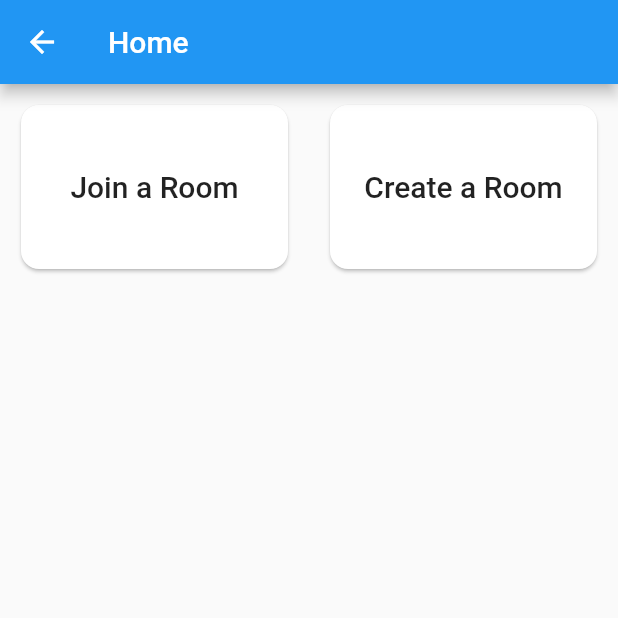
After one commit to dhruv1294/Draw-Royale-App, a Flutter app: the HomePage screen opened by its route, on a phone screen of 412 x 824 dp, the top half of it. The commit adds this screen. Run offline on Flutter 3.47's test engine with Material 2 defaults, Android fonts, the light colour scheme and no system bars.

Commit message:
add basic layout for HomePage

```diff
--- a/lib/main.dart
+++ b/lib/main.dart
@@ -1,6 +1,6 @@
-import 'package:draw_royale/pages/home.dart';
+import 'package:draw_royale/pages/home_page.dart';
 import 'package:draw_royale/pages/play_page.dart';
-import 'package:draw_royale/pages/splash.dart';
+import 'package:draw_royale/pages/splash_page.dart';
 import 'package:flutter/material.dart';
 
 void main() => runApp(
@@ -8,7 +8,7 @@ void main() => runApp(
         initialRoute: '/',
         routes: {
           '/': (context) => const SplashPage(),
-          '/home': (context) => const Home(),
+          '/home': (context) => const HomePage(),
           '/play': (context) => const PlayPage(),
         },
       ),
--- a/lib/pages/home.dart
+++ /dev/null
@@ -1,17 +0,0 @@
-import 'package:flutter/material.dart';
-
-class Home extends StatefulWidget {
-  const Home({ Key? key }) : super(key: key);
-
-  @override
-  _HomeState createState() => _HomeState();
-}
-
-class _HomeState extends State<Home> {
-  @override
-  Widget build(BuildContext context) {
-    return Container(
-
-    );
-  }
-}
--- /dev/null
+++ b/lib/pages/home_page.dart
@@ -0,0 +1,33 @@
+import 'package:flutter/material.dart';
+
+class HomePage extends StatelessWidget {
+  const HomePage({Key? key}) : super(key: key);
+
+  @override
+  Widget build(BuildContext context) => Scaffold(
+        appBar: AppBar(title: const Text("Home")),
+        body: buildHomeMenu(context),
+      );
+
+  Widget buildHomeMenu(BuildContext context) => GridView.count(
+        crossAxisCount: 2,
+        childAspectRatio: 1.5,
+        children: [
+          for (final menuItem in ["Join a Room", "Create a Room"])
+            Padding(
+              padding: const EdgeInsets.all(10),
+              child: buildMenuItem(context, menuItem),
+            )
+        ],
+      );
+
+  Widget buildMenuItem(BuildContext context, String menuItem) => Card(
+        shape: RoundedRectangleBorder(borderRadius: BorderRadius.circular(12)),
+        child: Center(
+          child: Text(
+            menuItem,
+            style: Theme.of(context).textTheme.headline6,
+          ),
+        ),
+      );
+}
```
Also changed, not shown: lib/pages/splash_page.dart (renamed from lib/pages/splash.dart).
